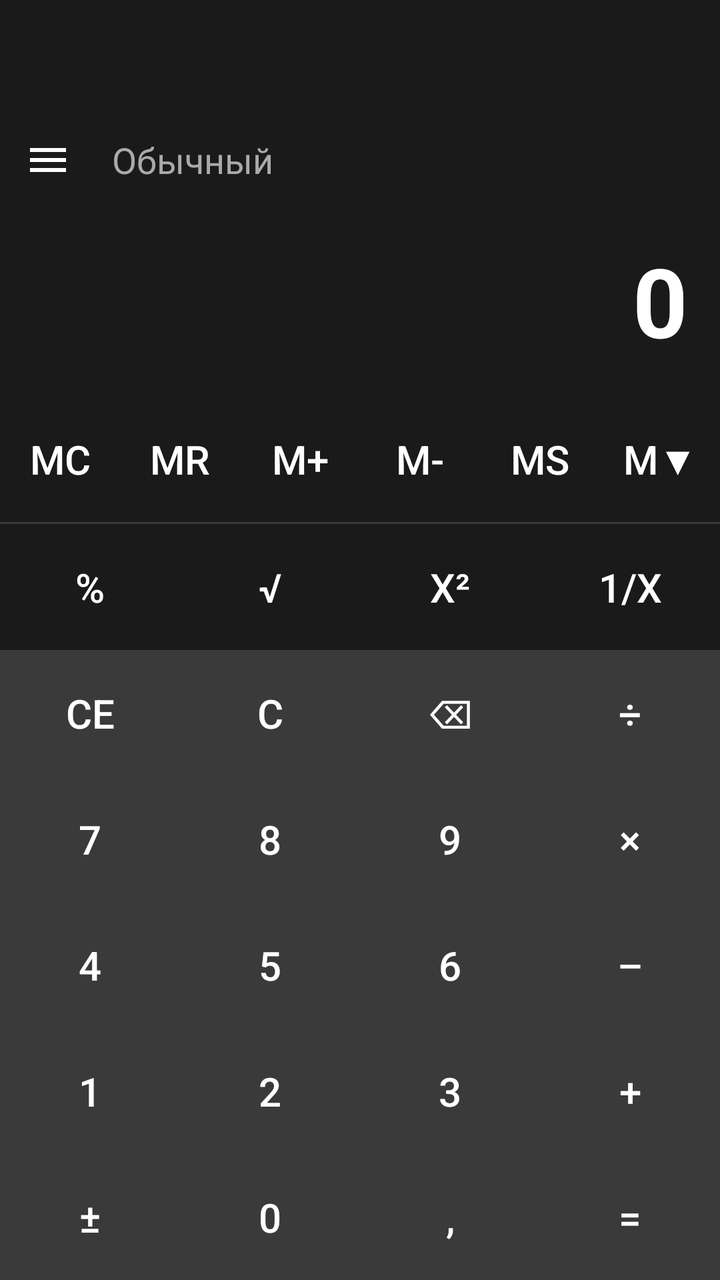
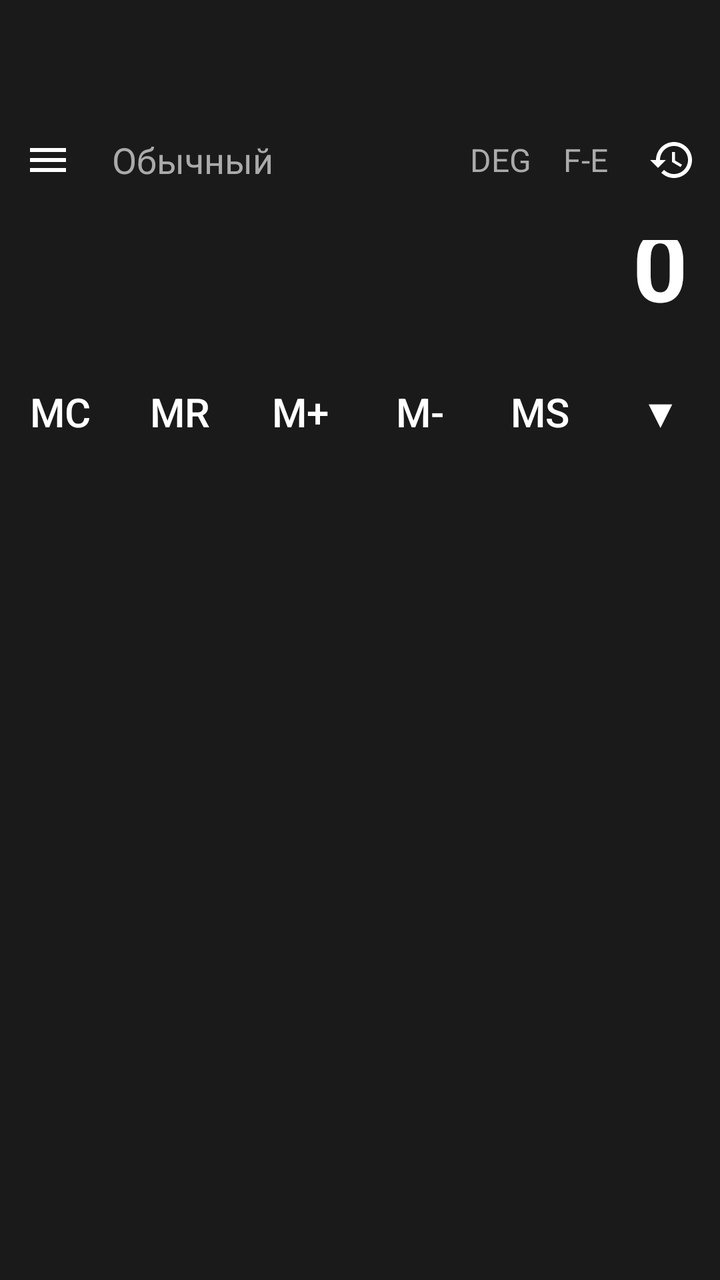

An Android layout rendered at two revisions. The XML below is the earlier revision; the diff shows what the commit changed to produce the second picture.
<!-- AndroidManifest.xml: activity theme Theme.WP10Calculator -->
<!-- res/layout/activity_main.xml -->
<?xml version="1.0" encoding="utf-8"?>
<LinearLayout xmlns:android="http://schemas.android.com/apk/res/android"
    xmlns:app="http://schemas.android.com/apk/res-auto"
    xmlns:tools="http://schemas.android.com/tools"
    android:layout_width="match_parent"
    android:layout_height="match_parent"
    android:orientation="vertical"
    android:background="#1a1a1a"
    android:paddingTop="?attr/actionBarSize">

    
    <LinearLayout
        android:layout_width="match_parent"
        android:layout_height="wrap_content"
        android:orientation="horizontal"
        android:gravity="center_vertical">

        <ImageButton
            android:id="@+id/btnMenu"
            android:layout_width="48dp"
            android:layout_height="48dp"
            android:background="?attr/selectableItemBackgroundBorderless"
            android:padding="12dp"
            android:src="@drawable/ic_menu"
            tools:ignore="SpeakableTextPresentCheck" />

        <TextView
            android:id="@+id/tvMode"
            android:layout_width="wrap_content"
            android:layout_height="wrap_content"
            android:text="Обычный"
            android:textColor="#aaaaaa"
            android:textSize="18sp"
            android:layout_marginStart="8dp" />
    </LinearLayout>

    
    <TextView
        android:id="@+id/tvResult"
        android:layout_width="match_parent"
        android:layout_height="0dp"
        android:layout_weight="1.5"
        android:gravity="end|bottom"
        android:padding="16dp"
        android:text="0"
        android:textColor="#ffffff"
        android:textSize="48sp"
        android:textStyle="bold" />

    
    <LinearLayout
        android:id="@+id/memoryLayout"
        android:layout_width="match_parent"
        android:layout_height="0dp"
        android:layout_weight="1"
        android:orientation="horizontal"
        android:weightSum="6">

        <androidx.appcompat.widget.AppCompatButton
            android:id="@+id/btnMC"
            style="@style/WP10TopButton"
            android:text="MC"
            android:layout_width="0dp"
            android:layout_height="match_parent"
            android:layout_weight="1" />

        <androidx.appcompat.widget.AppCompatButton
            android:id="@+id/btnMR"
            style="@style/WP10TopButton"
            android:text="MR"
            android:layout_width="0dp"
            android:layout_height="match_parent"
            android:layout_weight="1" />

        <androidx.appcompat.widget.AppCompatButton
            android:id="@+id/btnMPlus"
            style="@style/WP10TopButton"
            android:text="M+"
            android:layout_width="0dp"
            android:layout_height="match_parent"
            android:layout_weight="1" />

        <androidx.appcompat.widget.AppCompatButton
            android:id="@+id/btnMMinus"
            style="@style/WP10TopButton"
            android:text="M-"
            android:layout_width="0dp"
            android:layout_height="match_parent"
            android:layout_weight="1" />

        <androidx.appcompat.widget.AppCompatButton
            android:id="@+id/btnMS"
            style="@style/WP10TopButton"
            android:text="MS"
            android:layout_width="0dp"
            android:layout_height="match_parent"
            android:layout_weight="1" />

        <androidx.appcompat.widget.AppCompatButton
            android:id="@+id/btnMTriangle"
            style="@style/WP10TopButton"
            android:text="M▼"
            android:layout_width="0dp"
            android:layout_height="match_parent"
            android:layout_weight="1" />
    </LinearLayout>

    
    <View
        android:layout_width="match_parent"
        android:layout_height="1dp"
        android:background="#3a3a3a" />

    
    <LinearLayout
        android:layout_width="match_parent"
        android:layout_height="0dp"
        android:layout_weight="1"
        android:orientation="horizontal"
        android:weightSum="4">

        <androidx.appcompat.widget.AppCompatButton
            android:id="@+id/btnPercent"
            style="@style/WP10TopButton"
            android:text="%"
            android:layout_width="0dp"
            android:layout_height="match_parent"
            android:layout_weight="1" />

        <androidx.appcompat.widget.AppCompatButton
            android:id="@+id/btnSqrt"
            style="@style/WP10TopButton"
            android:text="√"
            android:layout_width="0dp"
            android:layout_height="match_parent"
            android:layout_weight="1" />

        <androidx.appcompat.widget.AppCompatButton
            android:id="@+id/btnSquare"
            style="@style/WP10TopButton"
            android:text="x²"
            android:layout_width="0dp"
            android:layout_height="match_parent"
            android:layout_weight="1" />

        <androidx.appcompat.widget.AppCompatButton
            android:id="@+id/btnReciprocal"
            style="@style/WP10TopButton"
            android:text="1/x"
            android:layout_width="0dp"
            android:layout_height="match_parent"
            android:layout_weight="1" />
    </LinearLayout>

    
    <LinearLayout
        android:layout_width="match_parent"
        android:layout_height="0dp"
        android:layout_weight="1"
        android:orientation="horizontal"
        android:weightSum="4">

        <androidx.appcompat.widget.AppCompatButton
            android:id="@+id/btnCE"
            style="@style/WP10DigitButton"
            android:text="CE"
            android:layout_width="0dp"
            android:layout_height="match_parent"
            android:layout_weight="1" />

        <androidx.appcompat.widget.AppCompatButton
            android:id="@+id/btnClear"
            style="@style/WP10DigitButton"
            android:text="C"
            android:layout_width="0dp"
            android:layout_height="match_parent"
            android:layout_weight="1" />

        <androidx.appcompat.widget.AppCompatButton
            android:id="@+id/btnBackspace"
            style="@style/WP10DigitButton"
            android:text="⌫"
            android:layout_width="0dp"
            android:layout_height="match_parent"
            android:layout_weight="1" />

        <androidx.appcompat.widget.AppCompatButton
            android:id="@+id/btnDivide"
            style="@style/WP10DigitButton"
            android:text="÷"
            android:layout_width="0dp"
            android:layout_height="match_parent"
            android:layout_weight="1" />
    </LinearLayout>

    
    <LinearLayout
        android:layout_width="match_parent"
        android:layout_height="0dp"
        android:layout_weight="1"
        android:orientation="horizontal"
        android:weightSum="4">

        <androidx.appcompat.widget.AppCompatButton
            android:id="@+id/btn7"
            style="@style/WP10DigitButton"
            android:text="7"
            android:layout_width="0dp"
            android:layout_height="match_parent"
            android:layout_weight="1" />

        <androidx.appcompat.widget.AppCompatButton
            android:id="@+id/btn8"
            style="@style/WP10DigitButton"
            android:text="8"
            android:layout_width="0dp"
            android:layout_height="match_parent"
            android:layout_weight="1" />

        <androidx.appcompat.widget.AppCompatButton
            android:id="@+id/btn9"
            style="@style/WP10DigitButton"
            android:text="9"
            android:layout_width="0dp"
            android:layout_height="match_parent"
            android:layout_weight="1" />

        <androidx.appcompat.widget.AppCompatButton
            android:id="@+id/btnMultiply"
            style="@style/WP10DigitButton"
            android:text="×"
            android:layout_width="0dp"
            android:layout_height="match_parent"
            android:layout_weight="1" />
    </LinearLayout>

    
    <LinearLayout
        android:layout_width="match_parent"
        android:layout_height="0dp"
        android:layout_weight="1"
        android:orientation="horizontal"
        android:weightSum="4">

        <androidx.appcompat.widget.AppCompatButton
            android:id="@+id/btn4"
            style="@style/WP10DigitButton"
            android:text="4"
            android:layout_width="0dp"
            android:layout_height="match_parent"
            android:layout_weight="1" />

        <androidx.appcompat.widget.AppCompatButton
            android:id="@+id/btn5"
            style="@style/WP10DigitButton"
            android:text="5"
            android:layout_width="0dp"
            android:layout_height="match_parent"
            android:layout_weight="1" />

        <androidx.appcompat.widget.AppCompatButton
            android:id="@+id/btn6"
            style="@style/WP10DigitButton"
            android:text="6"
            android:layout_width="0dp"
            android:layout_height="match_parent"
            android:layout_weight="1" />

        <androidx.appcompat.widget.AppCompatButton
            android:id="@+id/btnSubtract"
            style="@style/WP10DigitButton"
            android:text="–"
            android:layout_width="0dp"
            android:layout_height="match_parent"
            android:layout_weight="1" />
    </LinearLayout>

    
    <LinearLayout
        android:layout_width="match_parent"
        android:layout_height="0dp"
        android:layout_weight="1"
        android:orientation="horizontal"
        android:weightSum="4">

        <androidx.appcompat.widget.AppCompatButton
            android:id="@+id/btn1"
            style="@style/WP10DigitButton"
            android:text="1"
            android:layout_width="0dp"
            android:layout_height="match_parent"
            android:layout_weight="1" />

        <androidx.appcompat.widget.AppCompatButton
            android:id="@+id/btn2"
            style="@style/WP10DigitButton"
            android:text="2"
            android:layout_width="0dp"
            android:layout_height="match_parent"
            android:layout_weight="1" />

        <androidx.appcompat.widget.AppCompatButton
            android:id="@+id/btn3"
            style="@style/WP10DigitButton"
            android:text="3"
            android:layout_width="0dp"
            android:layout_height="match_parent"
            android:layout_weight="1" />

        <androidx.appcompat.widget.AppCompatButton
            android:id="@+id/btnAdd"
            style="@style/WP10DigitButton"
            android:text="+"
            android:layout_width="0dp"
            android:layout_height="match_parent"
            android:layout_weight="1" />
    </LinearLayout>

    
    <LinearLayout
        android:layout_width="match_parent"
        android:layout_height="0dp"
        android:layout_weight="1"
        android:orientation="horizontal"
        android:weightSum="4">

        <androidx.appcompat.widget.AppCompatButton
            android:id="@+id/btnSign"
            style="@style/WP10DigitButton"
            android:text="±"
            android:layout_width="0dp"
            android:layout_height="match_parent"
            android:layout_weight="1" />

        <androidx.appcompat.widget.AppCompatButton
            android:id="@+id/btn0"
            style="@style/WP10DigitButton"
            android:text="0"
            android:layout_width="0dp"
            android:layout_height="match_parent"
            android:layout_weight="1" />

        <androidx.appcompat.widget.AppCompatButton
            android:id="@+id/btnDot"
            style="@style/WP10DigitButton"
            android:text=","
            android:layout_width="0dp"
            android:layout_height="match_parent"
            android:layout_weight="1" />

        <androidx.appcompat.widget.AppCompatButton
            android:id="@+id/btnEquals"
            style="@style/WP10DigitButton"
            android:text="="
            android:layout_width="0dp"
            android:layout_height="match_parent"
            android:layout_weight="1" />
    </LinearLayout>

</LinearLayout>
<!-- resources referenced by this layout -->
<resources>
  <!-- drawable ic_menu (drawable) -->
  <vector xmlns:android="http://schemas.android.com/apk/res/android" android:height="24dp" android:tint="#FFFFFF" android:viewportHeight="24" android:viewportWidth="24" android:width="24dp">
        
      <path android:fillColor="@android:color/white" android:pathData="M3,18h18v-2L3,16v2zM3,13h18v-2L3,11v2zM3,6v2h18L21,6L3,6z"/>
      
  </vector>
  <style name="WP10DigitButton" parent="WP10BaseButton">
          <item name="android:background">#3a3a3a</item>
      </style>
  <style name="WP10TopButton" parent="WP10BaseButton">
          <item name="android:background">#1A1A1A</item>
      </style>
  <style name="Theme.WP10Calculator" parent="Theme.MaterialComponents.DayNight.NoActionBar">
          <item name="colorPrimary">#000000</item>
      </style>
  <style name="WP10BaseButton" parent="">
          <item name="android:layout_width">0dp</item>
          <item name="android:layout_height">match_parent</item>
          <item name="android:textColor">#ffffff</item>
          <item name="android:textSize">20sp</item>
          <item name="android:gravity">center</item>
          <item name="android:focusable">true</item>
          <item name="android:clickable">true</item>
          <item name="android:insetTop">0dp</item>
          <item name="android:insetBottom">0dp</item>
          <item name="android:padding">0dp</item>
          
          <item name="android:backgroundTint">@null</item>
      </style>
</resources>

<!-- the commit's change to res/layout/activity_main.xml (unified diff, before → after) -->
@@ -26,12 +26,40 @@
 
         <TextView
             android:id="@+id/tvMode"
-            android:layout_width="wrap_content"
+            android:layout_width="0dp"
             android:layout_height="wrap_content"
+            android:layout_weight="1"
             android:text="Обычный"
             android:textColor="#aaaaaa"
             android:textSize="18sp"
             android:layout_marginStart="8dp" />
+
+        
+        <TextView
+            android:id="@+id/tvDegRad"
+            android:layout_width="wrap_content"
+            android:layout_height="wrap_content"
+            android:text="DEG"
+            android:textColor="#aaaaaa"
+            android:textSize="16sp"
+            android:padding="8dp" />
+
+        <TextView
+            android:id="@+id/tvFE"
+            android:layout_width="wrap_content"
+            android:layout_height="wrap_content"
+            android:text="F-E"
+            android:textColor="#aaaaaa"
+            android:textSize="16sp"
+            android:padding="8dp" />
+
+        <ImageButton
+            android:id="@+id/btnHistory"
+            android:layout_width="48dp"
+            android:layout_height="48dp"
+            android:background="?attr/selectableItemBackgroundBorderless"
+            android:padding="12dp"
+            android:src="@drawable/ic_history" />
     </LinearLayout>
 
     
@@ -99,262 +127,17 @@
         <androidx.appcompat.widget.AppCompatButton
             android:id="@+id/btnMTriangle"
             style="@style/WP10TopButton"
-            android:text="M▼"
+            android:text="▼"
             android:layout_width="0dp"
             android:layout_height="match_parent"
             android:layout_weight="1" />
     </LinearLayout>
 
     
-    <View
-        android:layout_width="match_parent"
-        android:layout_height="1dp"
-        android:background="#3a3a3a" />
-
-    
-    <LinearLayout
+    <FrameLayout
+        android:id="@+id/buttonPanel"
         android:layout_width="match_parent"
         android:layout_height="0dp"
-        android:layout_weight="1"
-        android:orientation="horizontal"
-        android:weightSum="4">
-
-        <androidx.appcompat.widget.AppCompatButton
-            android:id="@+id/btnPercent"
-            style="@style/WP10TopButton"
-            android:text="%"
-            android:layout_width="0dp"
-            android:layout_height="match_parent"
-            android:layout_weight="1" />
-
-        <androidx.appcompat.widget.AppCompatButton
-            android:id="@+id/btnSqrt"
-            style="@style/WP10TopButton"
-            android:text="√"
-            android:layout_width="0dp"
-            android:layout_height="match_parent"
-            android:layout_weight="1" />
-
-        <androidx.appcompat.widget.AppCompatButton
-            android:id="@+id/btnSquare"
-            style="@style/WP10TopButton"
-            android:text="x²"
-            android:layout_width="0dp"
-            android:layout_height="match_parent"
-            android:layout_weight="1" />
-
-        <androidx.appcompat.widget.AppCompatButton
-            android:id="@+id/btnReciprocal"
-            style="@style/WP10TopButton"
-            android:text="1/x"
-            android:layout_width="0dp"
-            android:layout_height="match_parent"
-            android:layout_weight="1" />
-    </LinearLayout>
-
-    
-    <LinearLayout
-        android:layout_width="match_parent"
-        android:layout_height="0dp"
-        android:layout_weight="1"
-        android:orientation="horizontal"
-        android:weightSum="4">
-
-        <androidx.appcompat.widget.AppCompatButton
-            android:id="@+id/btnCE"
-            style="@style/WP10DigitButton"
-            android:text="CE"
-            android:layout_width="0dp"
-            android:layout_height="match_parent"
-            android:layout_weight="1" />
-
-        <androidx.appcompat.widget.AppCompatButton
-            android:id="@+id/btnClear"
-            style="@style/WP10DigitButton"
-            android:text="C"
-            android:layout_width="0dp"
-            android:layout_height="match_parent"
-            android:layout_weight="1" />
-
-        <androidx.appcompat.widget.AppCompatButton
-            android:id="@+id/btnBackspace"
-            style="@style/WP10DigitButton"
-            android:text="⌫"
-            android:layout_width="0dp"
-            android:layout_height="match_parent"
-            android:layout_weight="1" />
-
-        <androidx.appcompat.widget.AppCompatButton
-            android:id="@+id/btnDivide"
-            style="@style/WP10DigitButton"
-            android:text="÷"
-            android:layout_width="0dp"
-            android:layout_height="match_parent"
-            android:layout_weight="1" />
-    </LinearLayout>
-
-    
-    <LinearLayout
-        android:layout_width="match_parent"
-        android:layout_height="0dp"
-        android:layout_weight="1"
-        android:orientation="horizontal"
-        android:weightSum="4">
-
-        <androidx.appcompat.widget.AppCompatButton
-            android:id="@+id/btn7"
-            style="@style/WP10DigitButton"
-            android:text="7"
-            android:layout_width="0dp"
-            android:layout_height="match_parent"
-            android:layout_weight="1" />
-
-        <androidx.appcompat.widget.AppCompatButton
-            android:id="@+id/btn8"
-            style="@style/WP10DigitButton"
-            android:text="8"
-            android:layout_width="0dp"
-            android:layout_height="match_parent"
-            android:layout_weight="1" />
-
-        <androidx.appcompat.widget.AppCompatButton
-            android:id="@+id/btn9"
-            style="@style/WP10DigitButton"
-            android:text="9"
-            android:layout_width="0dp"
-            android:layout_height="match_parent"
-            android:layout_weight="1" />
-
-        <androidx.appcompat.widget.AppCompatButton
-            android:id="@+id/btnMultiply"
-            style="@style/WP10DigitButton"
-            android:text="×"
-            android:layout_width="0dp"
-            android:layout_height="match_parent"
-            android:layout_weight="1" />
-    </LinearLayout>
-
-    
-    <LinearLayout
-        android:layout_width="match_parent"
-        android:layout_height="0dp"
-        android:layout_weight="1"
-        android:orientation="horizontal"
-        android:weightSum="4">
-
-        <androidx.appcompat.widget.AppCompatButton
-            android:id="@+id/btn4"
-            style="@style/WP10DigitButton"
-            android:text="4"
-            android:layout_width="0dp"
-            android:layout_height="match_parent"
-            android:layout_weight="1" />
-
-        <androidx.appcompat.widget.AppCompatButton
-            android:id="@+id/btn5"
-            style="@style/WP10DigitButton"
-            android:text="5"
-            android:layout_width="0dp"
-            android:layout_height="match_parent"
-            android:layout_weight="1" />
-
-        <androidx.appcompat.widget.AppCompatButton
-            android:id="@+id/btn6"
-            style="@style/WP10DigitButton"
-            android:text="6"
-            android:layout_width="0dp"
-            android:layout_height="match_parent"
-            android:layout_weight="1" />
-
-        <androidx.appcompat.widget.AppCompatButton
-            android:id="@+id/btnSubtract"
-            style="@style/WP10DigitButton"
-            android:text="–"
-            android:layout_width="0dp"
-            android:layout_height="match_parent"
-            android:layout_weight="1" />
-    </LinearLayout>
-
-    
-    <LinearLayout
-        android:layout_width="match_parent"
-        android:layout_height="0dp"
-        android:layout_weight="1"
-        android:orientation="horizontal"
-        android:weightSum="4">
-
-        <androidx.appcompat.widget.AppCompatButton
-            android:id="@+id/btn1"
-            style="@style/WP10DigitButton"
-            android:text="1"
-            android:layout_width="0dp"
-            android:layout_height="match_parent"
-            android:layout_weight="1" />
-
-        <androidx.appcompat.widget.AppCompatButton
-            android:id="@+id/btn2"
-            style="@style/WP10DigitButton"
-            android:text="2"
-            android:layout_width="0dp"
-            android:layout_height="match_parent"
-            android:layout_weight="1" />
-
-        <androidx.appcompat.widget.AppCompatButton
-            android:id="@+id/btn3"
-            style="@style/WP10DigitButton"
-            android:text="3"
-            android:layout_width="0dp"
-            android:layout_height="match_parent"
-            android:layout_weight="1" />
-
-        <androidx.appcompat.widget.AppCompatButton
-            android:id="@+id/btnAdd"
-            style="@style/WP10DigitButton"
-            android:text="+"
-            android:layout_width="0dp"
-            android:layout_height="match_parent"
-            android:layout_weight="1" />
-    </LinearLayout>
-
-    
-    <LinearLayout
-        android:layout_width="match_parent"
-        android:layout_height="0dp"
-        android:layout_weight="1"
-        android:orientation="horizontal"
-        android:weightSum="4">
-
-        <androidx.appcompat.widget.AppCompatButton
-            android:id="@+id/btnSign"
-            style="@style/WP10DigitButton"
-            android:text="±"
-            android:layout_width="0dp"
-            android:layout_height="match_parent"
-            android:layout_weight="1" />
-
-        <androidx.appcompat.widget.AppCompatButton
-            android:id="@+id/btn0"
-            style="@style/WP10DigitButton"
-            android:text="0"
-            android:layout_width="0dp"
-            android:layout_height="match_parent"
-            android:layout_weight="1" />
-
-        <androidx.appcompat.widget.AppCompatButton
-            android:id="@+id/btnDot"
-            style="@style/WP10DigitButton"
-            android:text=","
-            android:layout_width="0dp"
-            android:layout_height="match_parent"
-            android:layout_weight="1" />
-
-        <androidx.appcompat.widget.AppCompatButton
-            android:id="@+id/btnEquals"
-            style="@style/WP10DigitButton"
-            android:text="="
-            android:layout_width="0dp"
-            android:layout_height="match_parent"
-            android:layout_weight="1" />
-    </LinearLayout>
+        android:layout_weight="8" />
 
 </LinearLayout>
<!-- resource entries referenced after the edit -->
@@ -1,14 +1,21 @@
 <!-- resources referenced by this layout -->
 <resources>
+  <!-- drawable ic_history (drawable) -->
+  <vector xmlns:android="http://schemas.android.com/apk/res/android"
+      android:width="24dp"
+      android:height="24dp"
+      android:viewportWidth="24"
+      android:viewportHeight="24">
+      <path
+          android:fillColor="#FFFFFF"
+          android:pathData="M13,3c-4.97,0-9,4.03-9,9H1l3.89,3.89 0.07,0.14L9,12H6c0-3.87,3.13-7,7-7s7,3.13,7,7-3.13,7-7,7c-1.93,0-3.68-0.79-4.94-2.06l-1.42,1.42C8.27,19.99,10.51,21,13,21c4.97,0,9-4.03,9-9s-4.03-9-9-9zM12,8v5l4.28,2.54 0.72-1.21-3.5-2.08V8H12z"/>
+  </vector>
   <!-- drawable ic_menu (drawable) -->
   <vector xmlns:android="http://schemas.android.com/apk/res/android" android:height="24dp" android:tint="#FFFFFF" android:viewportHeight="24" android:viewportWidth="24" android:width="24dp">
         
       <path android:fillColor="@android:color/white" android:pathData="M3,18h18v-2L3,16v2zM3,13h18v-2L3,11v2zM3,6v2h18L21,6L3,6z"/>
       
   </vector>
-  <style name="WP10DigitButton" parent="WP10BaseButton">
-          <item name="android:background">#3a3a3a</item>
-      </style>
   <style name="WP10TopButton" parent="WP10BaseButton">
           <item name="android:background">#1A1A1A</item>
       </style>
